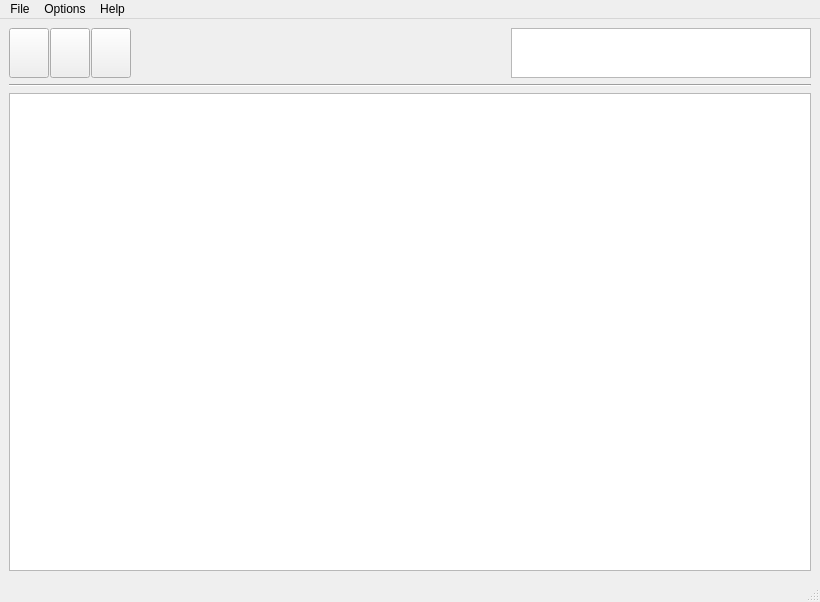
Before: the Qt Designer form jsitwindow.ui in TouchTone/pyjsit, drawn with Qt 5.
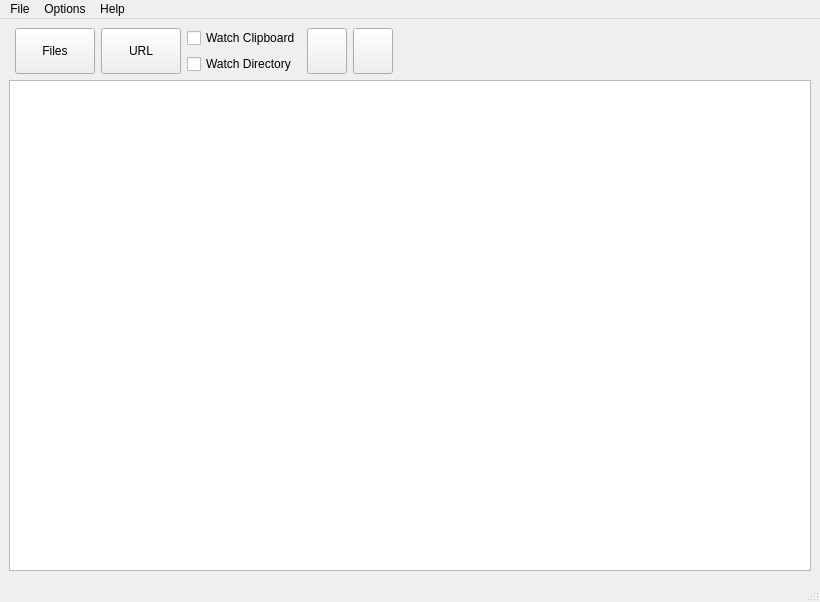
After: the same form once the commit is applied. Icons and pictures are not drawn. Custom widgets are drawn as their Qt base class.

Commit message: .ui Files and build script for YAJSID

What changed in the file:
```diff
--- a/jsitwindow.ui
+++ b/jsitwindow.ui
@@ -20,36 +20,102 @@
      <verstretch>0</verstretch>
     </sizepolicy>
    </property>
-   <layout class="QVBoxLayout" name="verticalLayout">
+   <layout class="QVBoxLayout" name="verticalLayout_2">
     <item>
      <layout class="QHBoxLayout" name="horizontalLayout">
-      <property name="spacing">
-       <number>1</number>
-      </property>
-      <property name="sizeConstraint">
-       <enum>QLayout::SetMinimumSize</enum>
-      </property>
       <item>
-       <widget class="QPushButton" name="addB">
+       <widget class="Line" name="line">
+        <property name="orientation">
+         <enum>Qt::Horizontal</enum>
+        </property>
+       </widget>
+      </item>
+      <item>
+       <widget class="QPushButton" name="addFiles">
         <property name="sizePolicy">
-         <sizepolicy hsizetype="Minimum" vsizetype="Preferred">
+         <sizepolicy hsizetype="Preferred" vsizetype="Preferred">
           <horstretch>0</horstretch>
           <verstretch>0</verstretch>
          </sizepolicy>
         </property>
+        <property name="minimumSize">
+         <size>
+          <width>0</width>
+          <height>0</height>
+         </size>
+        </property>
+        <property name="toolTip">
+         <string>Add torrent(s) from files</string>
+        </property>
         <property name="text">
-         <string/>
+         <string>Files</string>
         </property>
         <property name="icon">
          <iconset>
           <normaloff>icons/edit_add.png</normaloff>icons/edit_add.png</iconset>
         </property>
+        <property name="iconSize">
+         <size>
+          <width>40</width>
+          <height>40</height>
+         </size>
+        </property>
        </widget>
       </item>
+      <item>
+       <widget class="QPushButton" name="addURL">
+        <property name="sizePolicy">
+         <sizepolicy hsizetype="Preferred" vsizetype="Preferred">
+          <horstretch>0</horstretch>
+          <verstretch>0</verstretch>
+         </sizepolicy>
+        </property>
+        <property name="minimumSize">
+         <size>
+          <width>0</width>
+          <height>0</height>
+         </size>
+        </property>
+        <property name="toolTip">
+         <string>Add torrent from http:// or magnet: URL</string>
+        </property>
+        <property name="text">
+         <string>URL</string>
+        </property>
+        <property name="icon">
+         <iconset>
+          <normaloff>icons/edit_add.png</normaloff>icons/edit_add.png</iconset>
+        </property>
+        <property name="iconSize">
+         <size>
+          <width>40</width>
+          <height>40</height>
+         </size>
+        </property>
+       </widget>
+      </item>
+      <item>
+       <layout class="QVBoxLayout" name="verticalLayout">
+        <item>
+         <widget class="QCheckBox" name="watchClipboard">
+          <property name="text">
+           <string>Watch Clipboard</string>
+          </property>
+         </widget>
+        </item>
+        <item>
+         <widget class="QCheckBox" name="watchDirectory">
+          <property name="text">
+           <string>Watch Directory</string>
+          </property>
+         </widget>
+        </item>
+       </layout>
+      </item>
       <item>
        <widget class="QPushButton" name="startB">
         <property name="sizePolicy">
-         <sizepolicy hsizetype="Minimum" vsizetype="Preferred">
+         <sizepolicy hsizetype="Preferred" vsizetype="Preferred">
           <horstretch>0</horstretch>
           <verstretch>0</verstretch>
          </sizepolicy>
@@ -61,12 +127,18 @@
          <iconset>
           <normaloff>icons/forward.png</normaloff>icons/forward.png</iconset>
         </property>
+        <property name="iconSize">
+         <size>
+          <width>40</width>
+          <height>40</height>
+         </size>
+        </property>
        </widget>
       </item>
       <item>
        <widget class="QPushButton" name="stopB">
         <property name="sizePolicy">
-         <sizepolicy hsizetype="Minimum" vsizetype="Preferred">
+         <sizepolicy hsizetype="Preferred" vsizetype="Preferred">
           <horstretch>0</horstretch>
           <verstretch>0</verstretch>
          </sizepolicy>
@@ -78,6 +150,12 @@
          <iconset>
           <normaloff>icons/stop.png</normaloff>icons/stop.png</iconset>
         </property>
+        <property name="iconSize">
+         <size>
+          <width>40</width>
+          <height>40</height>
+         </size>
+        </property>
        </widget>
       </item>
       <item>
@@ -93,37 +171,8 @@
         </property>
        </spacer>
       </item>
-      <item>
-       <widget class="QGraphicsView" name="graphicsView">
-        <property name="sizePolicy">
-         <sizepolicy hsizetype="Fixed" vsizetype="Fixed">
-          <horstretch>0</horstretch>
-          <verstretch>0</verstretch>
-         </sizepolicy>
-        </property>
-        <property name="minimumSize">
-         <size>
-          <width>300</width>
-          <height>50</height>
-         </size>
-        </property>
-        <property name="maximumSize">
-         <size>
-          <width>300</width>
-          <height>50</height>
-         </size>
-        </property>
-       </widget>
-      </item>
      </layout>
     </item>
-    <item>
-     <widget class="Line" name="line">
-      <property name="orientation">
-       <enum>Qt::Horizontal</enum>
-      </property>
-     </widget>
-    </item>
     <item>
      <widget class="TorrentTableView" name="tableView">
       <property name="sizePolicy">
```
Left out of the diff: 18 changed lines with no effect on the pictures. The commit also changes 2 other files.
